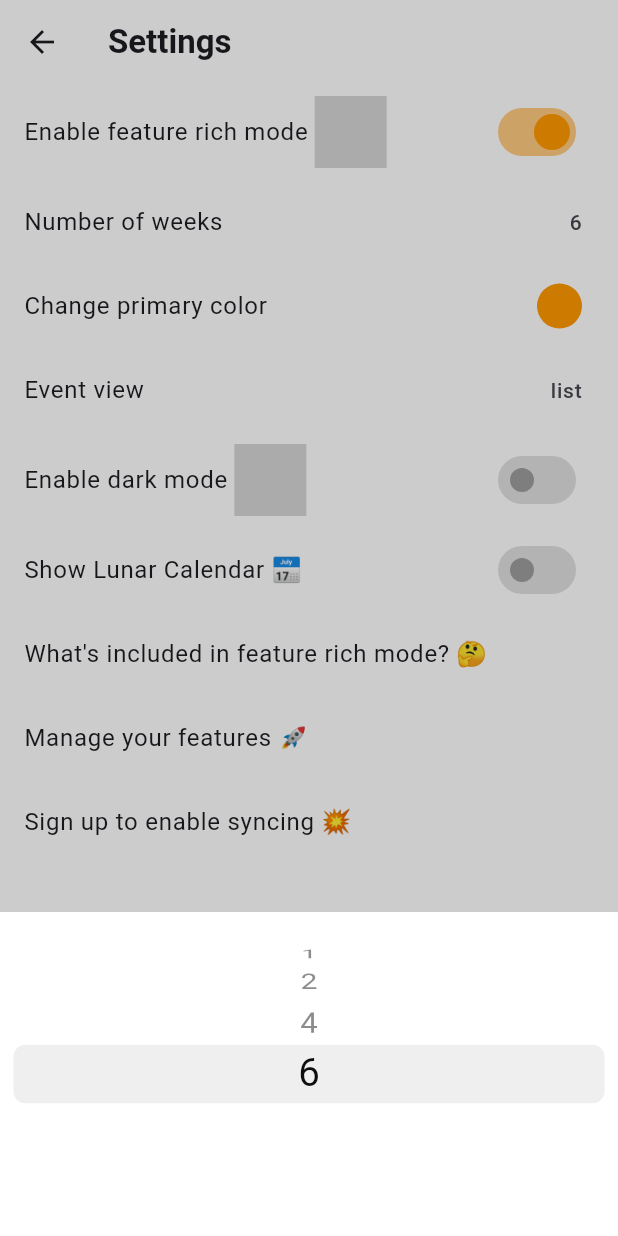
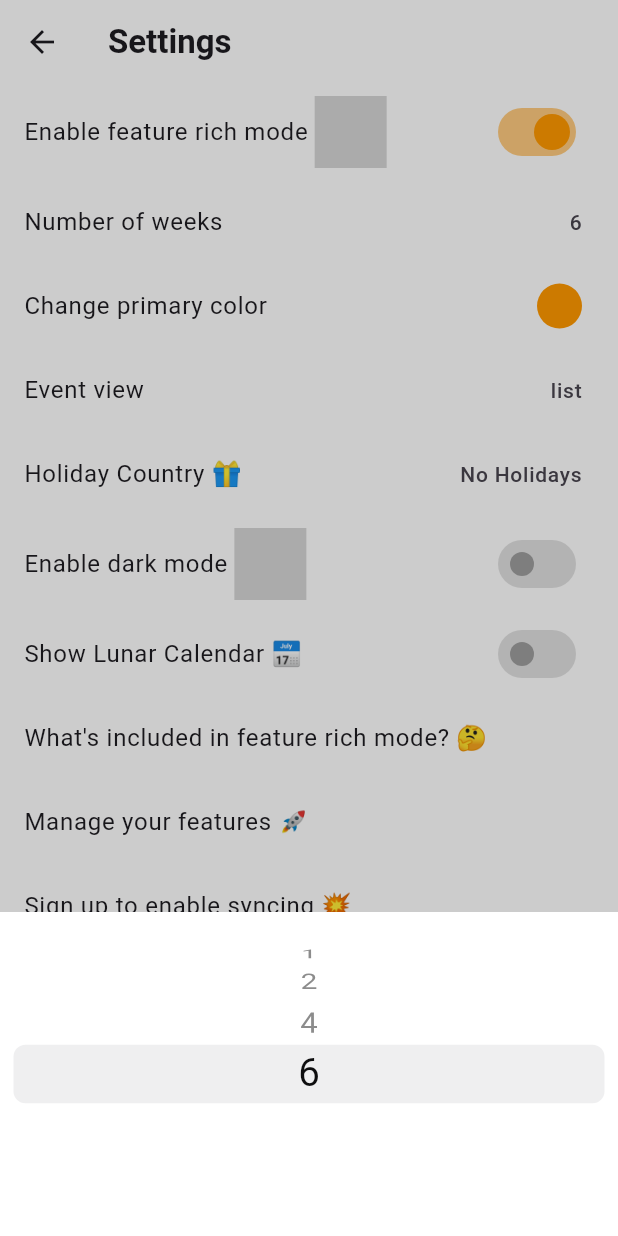
Before and after one commit to James1412/super_calendar, a Flutter app: the SettingsScreen screen opened directly, after a tap on "Enable feature rich mode", after a tap on "Number of weeks", on a phone screen of 412 x 824 dp. Run offline on Flutter 3.47's test engine with Material 3 defaults, Android fonts, the phone set to English and light mode, and no system bars; our stand-ins replace flutter_slidable, font_awesome_flutter, iconsax, syncfusion_flutter_calendar; missing offline and left inert: animated_emoji, flex_color_picker, lunar.

Commit message:
finished global holiday feature

```diff
--- a/lib/features/calendar/view_models/data_source_vm.dart
+++ b/lib/features/calendar/view_models/data_source_vm.dart
@@ -47,6 +47,7 @@ class DataSourceViewModel extends ChangeNotifier {
     required String text,
     required BuildContext context,
     String? repeat,
+    String? holiday,
   }) {
     bool isAllDay = false;
     DateTime? from = time;
@@ -57,12 +58,14 @@ class DataSourceViewModel extends ChangeNotifier {
       to = date;
     }
     final newEvent = Appointment(
-        subject: text,
-        startTime: from!,
-        endTime: to!,
-        color: Theme.of(context).primaryColor,
-        isAllDay: isAllDay,
-        recurrenceRule: repeat);
+      subject: text,
+      startTime: from!,
+      endTime: to!,
+      color: Theme.of(context).primaryColor,
+      isAllDay: isAllDay,
+      recurrenceRule: repeat,
+      notes: holiday,
+    );
     dataSource.add(newEvent);
     notifyListeners();
   }
--- /dev/null
+++ b/lib/features/settings/models/holiday_model.dart
@@ -0,0 +1,16 @@
+class HolidayModel {
+  String date;
+  String holidayName;
+  String countryCode;
+
+  HolidayModel({
+    required this.date,
+    required this.holidayName,
+    required this.countryCode,
+  });
+
+  HolidayModel.fromJson(Map<String, dynamic> json)
+      : countryCode = json["countryCode"],
+        holidayName = json['localName'],
+        date = json['date'];
+}
--- /dev/null
+++ b/lib/features/settings/services/get_holiday_service.dart
@@ -0,0 +1,140 @@
+import 'dart:convert';
+
+import 'package:http/http.dart' as http;
+import 'package:super_calendar/features/settings/models/holiday_model.dart';
+
+Map<String, String> countries = {
+  "No Holidays": "",
+  'Andorra': 'AD',
+  'Albania': 'AL',
+  'Argentina': 'AR',
+  'Austria': 'AT',
+  'Australia': 'AU',
+  'Åland Islands': 'AX',
+  'Bosnia and Herzegovina': 'BA',
+  'Barbados': 'BB',
+  'Belgium': 'BE',
+  'Bulgaria': 'BG',
+  'Benin': 'BJ',
+  'Bolivia': 'BO',
+  'Brazil': 'BR',
+  'Bahamas': 'BS',
+  'Botswana': 'BW',
+  'Belarus': 'BY',
+  'Belize': 'BZ',
+  'Canada': 'CA',
+  'Switzerland': 'CH',
+  'Chile': 'CL',
+  'China': 'CN',
+  'Colombia': 'CO',
+  'Costa Rica': 'CR',
+  'Cuba': 'CU',
+  'Cyprus': 'CY',
+  'Czechia': 'CZ',
+  'Germany': 'DE',
+  'Denmark': 'DK',
+  'Dominican Republic': 'DO',
+  'Ecuador': 'EC',
+  'Estonia': 'EE',
+  'Egypt': 'EG',
+  'Spain': 'ES',
+  'Finland': 'FI',
+  'Faroe Islands': 'FO',
+  'France': 'FR',
+  'Gabon': 'GA',
+  'United Kingdom': 'GB',
+  'Grenada': 'GD',
+  'Guernsey': 'GG',
+  'Gibraltar': 'GI',
+  'Greenland': 'GL',
+  'Gambia': 'GM',
+  'Greece': 'GR',
+  'Guatemala': 'GT',
+  'Guyana': 'GY',
+  'Honduras': 'HN',
+  'Croatia': 'HR',
+  'Haiti': 'HT',
+  'Hungary': 'HU',
+  'Indonesia': 'ID',
+  'Ireland': 'IE',
+  'Isle of Man': 'IM',
+  'Iceland': 'IS',
+  'Italy': 'IT',
+  'Jersey': 'JE',
+  'Jamaica': 'JM',
+  'Japan': 'JP',
+  'South Korea': 'KR',
+  'Liechtenstein': 'LI',
+  'Lesotho': 'LS',
+  'Lithuania': 'LT',
+  'Luxembourg': 'LU',
+  'Latvia': 'LV',
+  'Morocco': 'MA',
+  'Monaco': 'MC',
+  'Moldova': 'MD',
+  'Montenegro': 'ME',
+  'Madagascar': 'MG',
+  'North Macedonia': 'MK',
+  'Mongolia': 'MN',
+  'Montserrat': 'MS',
+  'Malta': 'MT',
+  'Mexico': 'MX',
+  'Mozambique': 'MZ',
+  'Namibia': 'NA',
+  'Niger': 'NE',
+  'Nigeria': 'NG',
+  'Nicaragua': 'NI',
+  'Netherlands': 'NL',
+  'Norway': 'NO',
+  'New Zealand': 'NZ',
+  'Panama': 'PA',
+  'Peru': 'PE',
+  'Papua New Guinea': 'PG',
+  'Poland': 'PL',
+  'Puerto Rico': 'PR',
+  'Portugal': 'PT',
+  'Paraguay': 'PY',
+  'Romania': 'RO',
+  'Serbia': 'RS',
+  'Russia': 'RU',
+  'Sweden': 'SE',
+  'Singapore': 'SG',
+  'Slovenia': 'SI',
+  'Svalbard and Jan Mayen': 'SJ',
+  'Slovakia': 'SK',
+  'San Marino': 'SM',
+  'Suriname': 'SR',
+  'El Salvador': 'SV',
+  'Tunisia': 'TN',
+  'Turkey': 'TR',
+  'Ukraine': 'UA',
+  'United States': 'US',
+  'Uruguay': 'UY',
+  'Vatican City': 'VA',
+  'Venezuela': 'VE',
+  'Vietnam': 'VN',
+  'South Africa': 'ZA',
+  'Zimbabwe': 'ZW',
+};
+
+class GetHolidayService {
+  // https://date.nager.at/swagger/index.html
+  Future<List<HolidayModel>> fetchHolidays(String countryCode) async {
+    List<HolidayModel> holidays = [];
+    int year = DateTime.now().year;
+    final response = await http.get(
+      Uri.parse(
+          'https://date.nager.at/api/v3/publicholidays/$year/$countryCode'),
+    );
+    if (response.statusCode == 200) {
+      final List<dynamic> resultList = jsonDecode(response.body);
+      for (var holidayJson in resultList) {
+        HolidayModel holiday = HolidayModel.fromJson(holidayJson);
+        holidays.add(holiday);
+      }
+      return holidays;
+    } else {
+      throw Exception("Failed to load holidays");
+    }
+  }
+}
--- a/lib/features/settings/view_models/settings_items_vm.dart
+++ b/lib/features/settings/view_models/settings_items_vm.dart
@@ -1,8 +1,12 @@
 import 'package:flutter/material.dart';
+import 'package:provider/provider.dart';
+import 'package:super_calendar/features/calendar/view_models/data_source_vm.dart';
+
+import '../models/holiday_model.dart';
 
 class SettingsItemViewModel extends ChangeNotifier {
+  // Lunar dates
   bool showLunarDate = false;
-
   void setShowLunarDate(bool value) {
     showLunarDate = value;
     notifyListeners();
@@ -30,5 +34,31 @@ class SettingsItemViewModel extends ChangeNotifier {
     notifyListeners();
   }
 
+  // Holiday
+  int holidayIndex = 0;
+  List<HolidayModel> holidays = [];
+  static String holidayText = "flutter-super-calendar-holiday";
+  void setHolidayIndex(int index) {
+    holidayIndex = index;
+    notifyListeners();
+  }
+
+  void addHolidays(List<HolidayModel> holidayModels, BuildContext context) {
+    holidays = holidayModels;
+    for (HolidayModel holiday in holidays) {
+      int year = int.parse(holiday.date.split('-')[0]);
+      int month = int.parse(holiday.date.split('-')[1]);
+      int day = int.parse(holiday.date.split('-')[2]);
+      context.read<DataSourceViewModel>().addQuickNewAppointment(
+            date: DateTime(year, month, day),
+            time: null,
+            text: holiday.holidayName,
+            context: context,
+            holiday: holidayText,
+          );
+    }
+    notifyListeners();
+  }
+
   //Lunar.fromSolar(Solar.fromDate(details.date)).getDay().toString(),
 }
--- a/pubspec.yaml
+++ b/pubspec.yaml
@@ -47,6 +47,7 @@ dependencies:
   day_night_time_picker: ^1.3.0+1
   lunar: ^1.6.1
   flex_color_picker: ^3.3.0
+  http: ^1.2.0
 
 dev_dependencies:
   flutter_test:
```
Also changed, not shown: lib/features/calendar/components/month_cell.dart (+41 -3 lines), lib/features/calendar/home_screen.dart (+7 -31 lines), lib/features/holidays/get_holiday_service.dart (deleted, +0 -7 lines), lib/features/settings/settings_screen.dart (+58 -0 lines), pubspec.lock, 2 other files.
